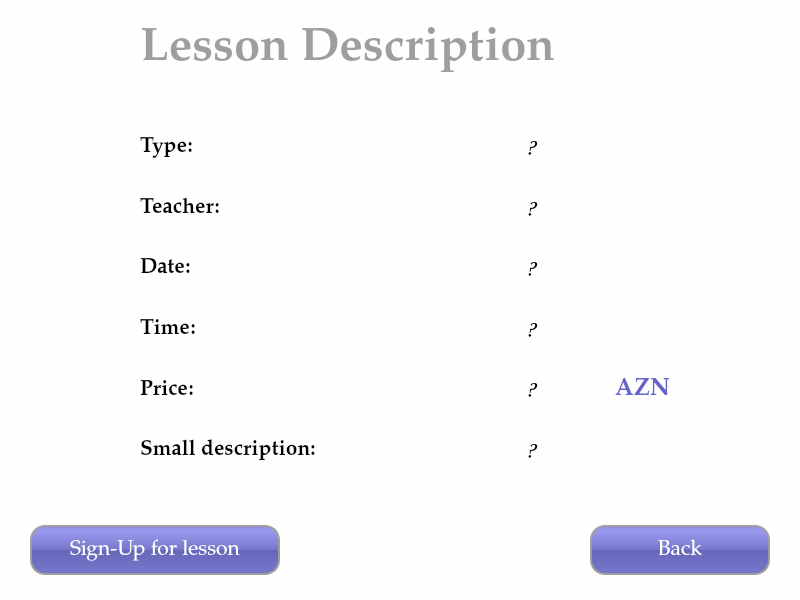
First picture: the form in UI/LessonDescriptionPageUI.ui, repository tural777/FinalProject, before the edit.
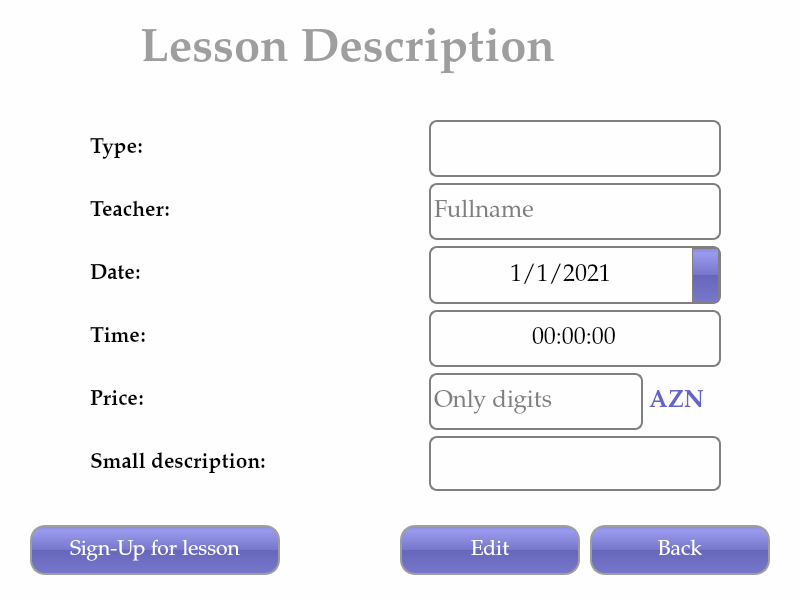
Second picture: the form after the edit.

What changed in the file:
```diff
--- a/UI/LessonDescriptionPageUI.ui
+++ b/UI/LessonDescriptionPageUI.ui
@@ -78,10 +78,10 @@
   <widget class="QWidget" name="horizontalLayoutWidget">
    <property name="geometry">
     <rect>
-     <x>140</x>
+     <x>90</x>
      <y>120</y>
-     <width>531</width>
-     <height>357</height>
+     <width>631</width>
+     <height>371</height>
     </rect>
    </property>
    <layout class="QHBoxLayout" name="horizontalLayout">
@@ -92,6 +92,12 @@
       </property>
       <item>
        <widget class="QLabel" name="lbl_lessonType">
+        <property name="sizePolicy">
+         <sizepolicy hsizetype="Expanding" vsizetype="Expanding">
+          <horstretch>0</horstretch>
+          <verstretch>0</verstretch>
+         </sizepolicy>
+        </property>
         <property name="font">
          <font>
           <family>Palatino Linotype</family>
@@ -107,6 +113,12 @@
       </item>
       <item>
        <widget class="QLabel" name="lbl_teacher">
+        <property name="sizePolicy">
+         <sizepolicy hsizetype="Expanding" vsizetype="Expanding">
+          <horstretch>0</horstretch>
+          <verstretch>0</verstretch>
+         </sizepolicy>
+        </property>
         <property name="font">
          <font>
           <family>Palatino Linotype</family>
@@ -122,6 +134,12 @@
       </item>
       <item>
        <widget class="QLabel" name="lbl_date">
+        <property name="sizePolicy">
+         <sizepolicy hsizetype="Expanding" vsizetype="Expanding">
+          <horstretch>0</horstretch>
+          <verstretch>0</verstretch>
+         </sizepolicy>
+        </property>
         <property name="font">
          <font>
           <family>Palatino Linotype</family>
@@ -137,6 +155,12 @@
       </item>
       <item>
        <widget class="QLabel" name="lbl_time">
+        <property name="sizePolicy">
+         <sizepolicy hsizetype="Expanding" vsizetype="Expanding">
+          <horstretch>0</horstretch>
+          <verstretch>0</verstretch>
+         </sizepolicy>
+        </property>
         <property name="font">
          <font>
           <family>Palatino Linotype</family>
@@ -152,6 +176,12 @@
       </item>
       <item>
        <widget class="QLabel" name="lbl_price">
+        <property name="sizePolicy">
+         <sizepolicy hsizetype="Expanding" vsizetype="Expanding">
+          <horstretch>0</horstretch>
+          <verstretch>0</verstretch>
+         </sizepolicy>
+        </property>
         <property name="font">
          <font>
           <family>Palatino Linotype</family>
@@ -167,6 +197,12 @@
       </item>
       <item>
        <widget class="QLabel" name="lbl_description">
+        <property name="sizePolicy">
+         <sizepolicy hsizetype="Expanding" vsizetype="Expanding">
+          <horstretch>0</horstretch>
+          <verstretch>0</verstretch>
+         </sizepolicy>
+        </property>
         <property name="font">
          <font>
           <family>Palatino Linotype</family>
@@ -187,6 +223,9 @@
       <property name="orientation">
        <enum>Qt::Horizontal</enum>
       </property>
+      <property name="sizeType">
+       <enum>QSizePolicy::Fixed</enum>
+      </property>
       <property name="sizeHint" stdset="0">
        <size>
         <width>40</width>
@@ -198,7 +237,9 @@
     <item>
      <layout class="QVBoxLayout" name="verticalLayout_2">
       <item>
-       <widget class="QLabel" name="lbl_edit_lessonType">
+       <layout class="QVBoxLayout" name="verticalLayout_3">
+        <item>
+         <widget class="QLineEdit" name="lbl_edit_lessonType">
         <property name="sizePolicy">
          <sizepolicy hsizetype="Expanding" vsizetype="Expanding">
           <horstretch>0</horstretch>
@@ -207,23 +248,25 @@
         </property>
         <property name="font">
          <font>
-          <family>Comic Sans MS</family>
+            <family>Palatino Linotype</family>
           <pointsize>18</pointsize>
-          <weight>9</weight>
-          <italic>true</italic>
-          <bold>false</bold>
          </font>
         </property>
         <property name="styleSheet">
-         <string notr="true">font: 75 italic 18pt &quot;Comic Sans MS&quot;;</string>
-        </property>
-        <property name="text">
-         <string>     ?</string>
+           <string notr="true">QLineEdit {
+padding: 1px;
+border-style: solid;
+border: 2px solid gray;
+border-radius: 8px;
+}</string>
+          </property>
+          <property name="clearButtonEnabled">
+           <bool>true</bool>
         </property>
        </widget>
       </item>
       <item>
-       <widget class="QLabel" name="lbl_edit_teacher">
+         <widget class="QLineEdit" name="lbl_edit_teacher">
         <property name="sizePolicy">
          <sizepolicy hsizetype="Expanding" vsizetype="Expanding">
           <horstretch>0</horstretch>
@@ -232,23 +275,28 @@
         </property>
         <property name="font">
          <font>
-          <family>Comic Sans MS</family>
+            <family>Palatino Linotype</family>
           <pointsize>18</pointsize>
-          <weight>9</weight>
-          <italic>true</italic>
-          <bold>false</bold>
          </font>
         </property>
         <property name="styleSheet">
-         <string notr="true">font: 75 italic 18pt &quot;Comic Sans MS&quot;;</string>
-        </property>
-        <property name="text">
-         <string>     ?</string>
-        </property>
+           <string notr="true">QLineEdit {
+padding: 1px;
+border-style: solid;
+border: 2px solid gray;
+border-radius: 8px;
+}</string>
+          </property>
+          <property name="placeholderText">
+           <string>Fullname</string>
+          </property>
+          <property name="clearButtonEnabled">
+           <bool>true</bool>
+          </property>
        </widget>
       </item>
       <item>
-       <widget class="QLabel" name="lbl_edit_date">
+         <widget class="QDateEdit" name="lbl_edit_date">
         <property name="sizePolicy">
          <sizepolicy hsizetype="Expanding" vsizetype="Expanding">
           <horstretch>0</horstretch>
@@ -257,23 +305,107 @@
         </property>
         <property name="font">
          <font>
-          <family>Comic Sans MS</family>
+            <family>Palatino Linotype</family>
           <pointsize>18</pointsize>
-          <weight>9</weight>
-          <italic>true</italic>
-          <bold>false</bold>
-         </font>
-        </property>
+           </font>
+          </property>
+          <property name="cursor">
+           <cursorShape>ArrowCursor</cursorShape>
+          </property>
         <property name="styleSheet">
-         <string notr="true">font: 75 italic 18pt &quot;Comic Sans MS&quot;;</string>
-        </property>
-        <property name="text">
-         <string>     ?</string>
-        </property>
+           <string notr="true">QDateEdit {
+padding: 1px;
+border-style: solid;
+border: 2px solid gray;
+border-radius: 8px;
+}
+
+QDateEdit::drop-down {
+background-color: QLinearGradient( x1: 0, y1: 0, x2: 0, y2: 1, stop: 0 #88d, stop: 0.1 #99e, stop: 0.49 #77c, stop: 0.5 #66b, stop: 1 #77c);
+width:25px;
+border: 1px solid gray;
+}
+
+QCalendarWidget QToolButton {
+  	height: 55px;
+  	width: 100px;
+  	color: white;
+  	font-size: 16px;
+  	icon-size: 28px, 28px;
+  	background-color: qlineargradient(x1:0, y1:0, x2:0, y2:1, stop: 0 #cccccc, stop: 1 #333333);
+  }
+  QCalendarWidget QMenu {
+  	width: 100px;
+  	left: 20px;
+  	color: white;
+  	font-size: 16px;
+  	background-color: rgb(100, 100, 200);
+  }
+  QCalendarWidget QSpinBox { 
+  	width: 100px; 
+  	font-size:16px; 
+  	color: white; 
+  	background-color: qlineargradient(x1:0, y1:0, x2:0, y2:1, stop: 0 #cccccc, stop: 1 #333333); 
+  	selection-background-color: rgb(136, 136, 136);
+  	selection-color: rgb(255, 255, 255);
+  }
+  QCalendarWidget QSpinBox::up-button { subcontrol-origin: border;  subcontrol-position: top right;  width:35px; }
+  QCalendarWidget QSpinBox::down-button {subcontrol-origin: border; subcontrol-position: bottom right;  width:35px;}
+  QCalendarWidget QSpinBox::up-arrow { width:46px;  height:46px; }
+  QCalendarWidget QSpinBox::down-arrow { width:46px;  height:46px; }
+   
+  /* header row */
+  QCalendarWidget QWidget { alternate-background-color: rgb(128, 128, 128); }
+   
+  /* normal days */
+  QCalendarWidget QAbstractItemView:enabled 
+  {
+  	font-size:16px;  
+  	color: rgb(180, 180, 180);  
+  	background-color: rgb(235, 235, 235);
+  	selection-background-color: rgb(100, 100, 200); 
+	selection-color: white; 
+  
+  }
+   
+  /* days in other months */
+  /* navigation bar */
+QCalendarWidget QWidget#qt_calendar_navigationbar
+{ 
+  background-color: qlineargradient(x1:0, y1:0, x2:0, y2:1, stop: 0 #cccccc, stop: 1 #333333); 
+}
+
+QCalendarWidget QAbstractItemView:disabled 
+{ 
+color: rgb(64, 64, 64); 
+}</string>
+          </property>
+          <property name="alignment">
+           <set>Qt::AlignCenter</set>
+          </property>
+          <property name="buttonSymbols">
+           <enum>QAbstractSpinBox::UpDownArrows</enum>
+          </property>
+          <property name="dateTime">
+           <datetime>
+            <hour>0</hour>
+            <minute>0</minute>
+            <second>0</second>
+            <year>2021</year>
+            <month>1</month>
+            <day>1</day>
+           </datetime>
+          </property>
+          <property name="displayFormat">
+           <string>d/M/yyyy</string>
+          </property>
+          <property name="calendarPopup">
+           <bool>true</bool>
+          </property>
        </widget>
       </item>
       <item>
-       <widget class="QLabel" name="lbl_edit_time">
+         <widget class="QTimeEdit" name="lbl_edit_time">
         <property name="sizePolicy">
          <sizepolicy hsizetype="Expanding" vsizetype="Expanding">
           <horstretch>0</horstretch>
@@ -282,25 +414,40 @@
         </property>
         <property name="font">
          <font>
-          <family>Comic Sans MS</family>
+            <family>Palatino Linotype</family>
           <pointsize>18</pointsize>
-          <weight>9</weight>
-          <italic>true</italic>
-          <bold>false</bold>
          </font>
         </property>
         <property name="styleSheet">
-         <string notr="true">font: 75 italic 18pt &quot;Comic Sans MS&quot;;</string>
-        </property>
-        <property name="text">
-         <string>     ?</string>
-        </property>
+           <string notr="true">QDateTimeEdit {
+padding: 1px;
+border-style: solid;
+border: 2px solid gray;
+border-radius: 8px;
+}
+</string>
+          </property>
+          <property name="frame">
+           <bool>false</bool>
+          </property>
+          <property name="alignment">
+           <set>Qt::AlignCenter</set>
+          </property>
+          <property name="buttonSymbols">
+           <enum>QAbstractSpinBox::NoButtons</enum>
+          </property>
+          <property name="calendarPopup">
+           <bool>true</bool>
+          </property>
+          <property name="timeSpec">
+           <enum>Qt::LocalTime</enum>
+          </property>
        </widget>
       </item>
       <item>
-       <layout class="QHBoxLayout" name="horizontalLayout_2">
+         <layout class="QHBoxLayout" name="horizontalLayout_3">
         <item>
-         <widget class="QLabel" name="lbl_edit_price">
+           <widget class="QLineEdit" name="lbl_edit_price">
           <property name="sizePolicy">
            <sizepolicy hsizetype="Expanding" vsizetype="Expanding">
             <horstretch>0</horstretch>
@@ -309,23 +456,40 @@
           </property>
           <property name="font">
            <font>
-            <family>Comic Sans MS</family>
+              <family>Palatino Linotype</family>
             <pointsize>18</pointsize>
-            <weight>9</weight>
-            <italic>true</italic>
-            <bold>false</bold>
            </font>
           </property>
           <property name="styleSheet">
-           <string notr="true">font: 75 italic 18pt &quot;Comic Sans MS&quot;;</string>
-          </property>
-          <property name="text">
-           <string>     ?</string>
+             <string notr="true">QLineEdit {
+padding: 1px;
+border-style: solid;
+border: 2px solid gray;
+border-radius: 8px;
+}</string>
+            </property>
+            <property name="inputMask">
+             <string/>
+            </property>
+            <property name="maxLength">
+             <number>10</number>
+            </property>
+            <property name="placeholderText">
+             <string>Only digits</string>
+            </property>
+            <property name="clearButtonEnabled">
+             <bool>true</bool>
           </property>
          </widget>
         </item>
         <item>
          <widget class="QLabel" name="lbl_priceAZN">
+            <property name="sizePolicy">
+             <sizepolicy hsizetype="Expanding" vsizetype="Expanding">
+              <horstretch>0</horstretch>
+              <verstretch>0</verstretch>
+             </sizepolicy>
+            </property>
           <property name="font">
            <font>
             <family>Palatino Linotype</family>
@@ -345,29 +509,47 @@
        </layout>
       </item>
       <item>
-       <widget class="QLabel" name="lbl_edit_description">
+         <widget class="QTextEdit" name="lbl_edit_description">
         <property name="sizePolicy">
          <sizepolicy hsizetype="Expanding" vsizetype="Expanding">
           <horstretch>0</horstretch>
           <verstretch>0</verstretch>
          </sizepolicy>
         </property>
+          <property name="maximumSize">
+           <size>
+            <width>16777215</width>
+            <height>55</height>
+           </size>
+          </property>
         <property name="font">
          <font>
-          <family>Comic Sans MS</family>
+            <family>Palatino Linotype</family>
           <pointsize>18</pointsize>
-          <weight>9</weight>
+            <weight>50</weight>
           <italic>true</italic>
           <bold>false</bold>
          </font>
         </property>
         <property name="styleSheet">
-         <string notr="true">font: 75 italic 18pt &quot;Comic Sans MS&quot;;</string>
-        </property>
-        <property name="text">
-         <string>     ?</string>
-        </property>
-       </widget>
+           <string notr="true">padding: 1px;
+border-style: solid;
+border: 2px solid gray;
+border-radius: 8px;
+</string>
+          </property>
+          <property name="verticalScrollBarPolicy">
+           <enum>Qt::ScrollBarAlwaysOff</enum>
+          </property>
+          <property name="lineWrapMode">
+           <enum>QTextEdit::NoWrap</enum>
+          </property>
+          <property name="readOnly">
+           <bool>true</bool>
+          </property>
+         </widget>
+        </item>
+       </layout>
       </item>
      </layout>
     </item>
@@ -420,7 +602,7 @@
      <x>140</x>
      <y>10</y>
      <width>511</width>
-     <height>80</height>
+     <height>81</height>
     </rect>
    </property>
    <property name="font">
@@ -438,6 +620,47 @@
     <string>Lesson Description</string>
    </property>
   </widget>
+  <widget class="QPushButton" name="btn_edit">
+   <property name="geometry">
+    <rect>
+     <x>400</x>
+     <y>525</y>
+     <width>180</width>
+     <height>50</height>
+    </rect>
+   </property>
+   <property name="font">
+    <font>
+     <family>Palatino Linotype</family>
+     <pointsize>16</pointsize>
+     <underline>false</underline>
+    </font>
+   </property>
+   <property name="cursor">
+    <cursorShape>PointingHandCursor</cursorShape>
+   </property>
+   <property name="styleSheet">
+    <string notr="true">QPushButton{
+	border: 2px solid #9E9E9E;
+	border-radius: 15px;
+	background-color: QLinearGradient( x1: 0, y1: 0, x2: 0, y2: 1, stop: 0 #88d, stop: 0.1 #99e, stop: 0.49 #77c, stop: 0.5 #66b, stop: 1 #77c);
+	color: #FFFFFF;
+}
+QPushButton:hover{
+	color: #9E9E9E;
+	background-color: #5a5a5a;
+}
+QPushButton:pressed{
+	color: #9c2219;
+}
+QPushButton:checked{
+	color: #2c998e;
+}</string>
+   </property>
+   <property name="text">
+    <string>Edit</string>
+   </property>
+  </widget>
  </widget>
  <resources/>
  <connections/>
```
Lines whose indentation alone changed are shown as unchanged.
